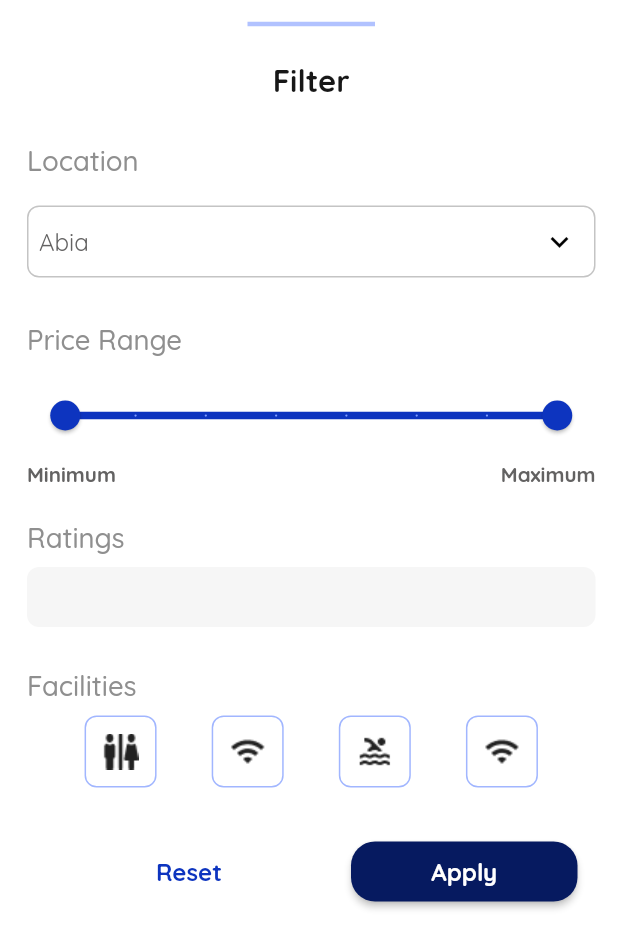
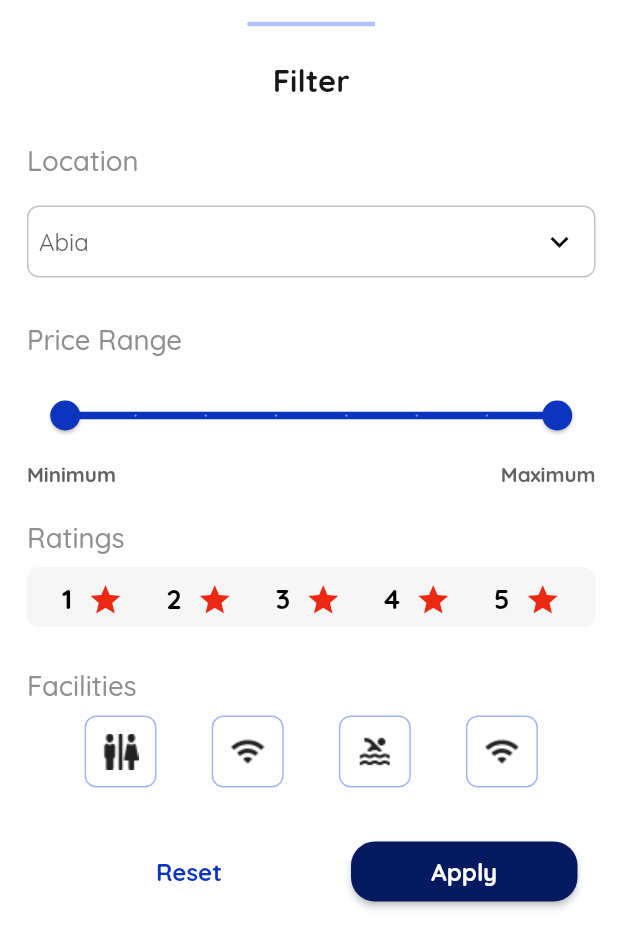
Before and after one commit to sobuur0/kumvent, a Flutter app: the FilterBottomSheet widget shown alone on an empty page, opened directly, on a phone screen of 412 x 824 dp. Shown: the top 948 px of the screen. Run offline on Flutter 3.47's test engine with Material 2 defaults, Android fonts, the phone set to English and light mode, and no system bars; our stand-ins replace flutter_screenutil, google_fonts.

Commit message:
filter bottomSheet ui

```diff
--- a/lib/presentation/dialogs/filter_bottomsheet.dart
+++ b/lib/presentation/dialogs/filter_bottomsheet.dart
@@ -13,6 +13,7 @@ class FilterBottomSheet extends StatefulWidget {
 class _FilterBottomSheetState extends State<FilterBottomSheet> {
   String? firstValue = 'Abia';
   RangeValues _filterPriceRange = const RangeValues(0.0, 700.0);
+  bool picked = false;
 
   @override
   Widget build(BuildContext context) {
@@ -162,12 +163,19 @@ class _FilterBottomSheetState extends State<FilterBottomSheet> {
               vertical: 4.0,
             ),
             decoration: BoxDecoration(
-              color: const Color(0xFFF6F6F6),
+              color: kWhiteShadeColor,
               borderRadius: BorderRadius.circular(8.0),
             ),
-            child: Row(children: [
-
-            ]),
+            child: Row(
+              mainAxisAlignment: MainAxisAlignment.spaceAround,
+              children: [
+                _ratingsPickedContainer(rating: '1', isPicked: picked),
+                _ratingsPickedContainer(rating: '2', isPicked: picked),
+                _ratingsPickedContainer(rating: '3', isPicked: picked),
+                _ratingsPickedContainer(rating: '4', isPicked: picked),
+                _ratingsPickedContainer(rating: '5', isPicked: picked),
+              ],
+            ),
           ),
           const Padding(padding: EdgeInsets.only(bottom: 28.0)),
           Text(
@@ -235,6 +243,42 @@ class _FilterBottomSheetState extends State<FilterBottomSheet> {
     );
   }
 
+  Widget _ratingsPickedContainer({
+    required bool isPicked,
+    required String rating,
+  }) {
+    return GestureDetector(
+      onTap: () {},
+      child: Container(
+        height: 32.0,
+        padding: EdgeInsets.symmetric(
+          vertical: 6.0,
+          horizontal: isPicked == true ? 12.0 : 8.0,
+        ),
+        decoration: BoxDecoration(
+          color: isPicked == true ? kTextPrimaryColor : kWhiteShadeColor,
+          borderRadius: BorderRadius.circular(5.0),
+        ),
+        child: Row(
+          children: [
+            Text(
+              rating,
+              style: TextStyles.bold(
+                color: isPicked == true ? kWhiteShadeColor : Colors.black,
+                fontSize: 16.0,
+              ),
+            ),
+            const Padding(padding: EdgeInsets.only(right: 10.0)),
+            const Icon(
+              Icons.star,
+              color: kSecondaryColor,
+            )
+          ],
+        ),
+      ),
+    );
+  }
+
   Widget _filterBottomSheetImageContainer({required String imgUrl}) {
     return Container(
       height: 48.0,
```
